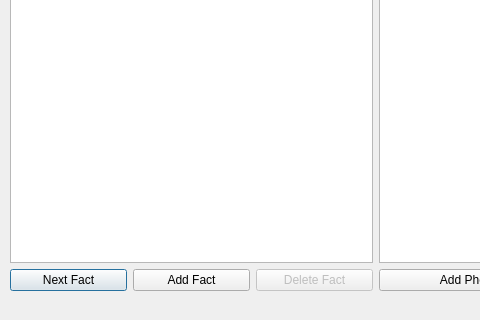
Old version of the form VLN1-H32/moreinfo.ui in the repository Kristian15/VLN1-Hopur32; both pictures show x 0 to 480 and y 230 to 550 of the 786 by 550 pixel window.
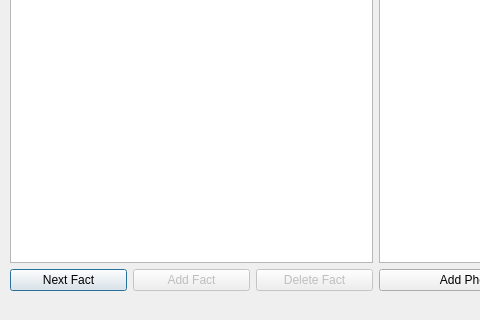
New version of the form.

```diff
--- a/VLN1-H32/moreinfo.ui
+++ b/VLN1-H32/moreinfo.ui
@@ -51,6 +51,9 @@
         </item>
         <item>
          <widget class="QPushButton" name="button_addFact">
+          <property name="enabled">
+           <bool>false</bool>
+          </property>
           <property name="text">
            <string>Add Fact</string>
           </property>
```
